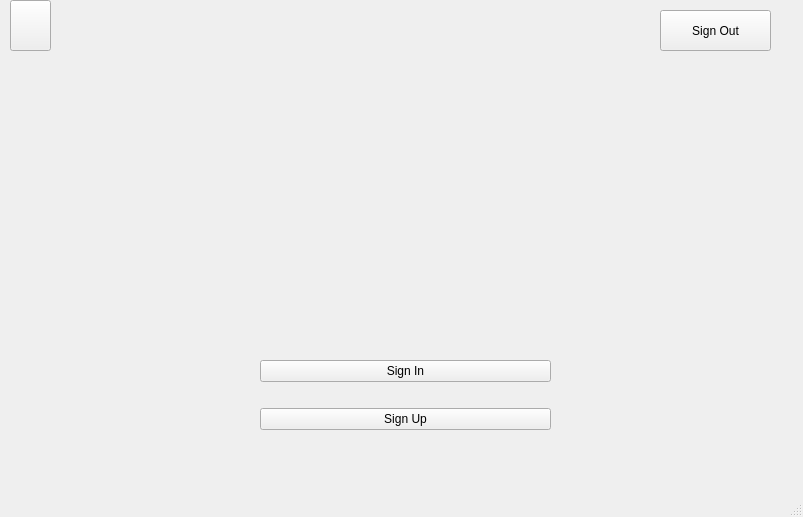
maybeIllchangeitlater/SimpleStockExchange, file View/mainwindow.ui: the form before one commit.
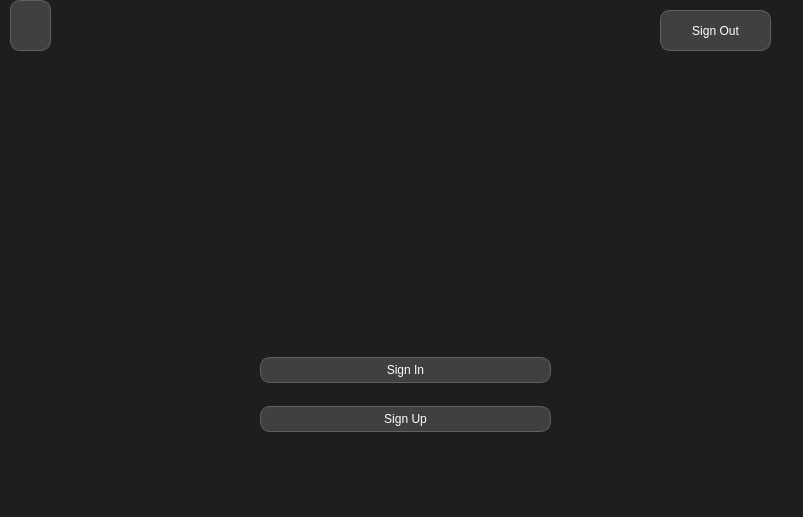
The form after the commit. Icons and pictures are not drawn.

Commit message: style sheets and round buttons

What changed in the file:
```diff
--- a/View/mainwindow.ui
+++ b/View/mainwindow.ui
@@ -17,7 +17,31 @@
    </sizepolicy>
   </property>
   <property name="windowTitle">
-   <string>MainWindow</string>
+   <string>StockExchange</string>
+  </property>
+  <property name="styleSheet">
+   <string notr="true">QWidget {
+    background-color: #1E1E1E;
+    color: #FFFFFF;
+}
+
+QMainWindow::titleBar {
+    background-color: #1E1E1E;
+}
+
+QLineEdit, QTextEdit, QPlainTextEdit {
+    background-color: #2E2E2E;
+    color: #FFFFFF;
+}
+
+QPushButton {
+    background-color: #404040;
+    color: #FFFFFF;
+    border: 1px solid #606060;
+    border-radius: 10px; 
+    padding: 5px 10px;  
+}
+</string>
   </property>
   <widget class="QWidget" name="centralwidget">
    <widget class="QLabel" name="ServerMessageInitScreen">
```
The commit also changes 13 other files.
